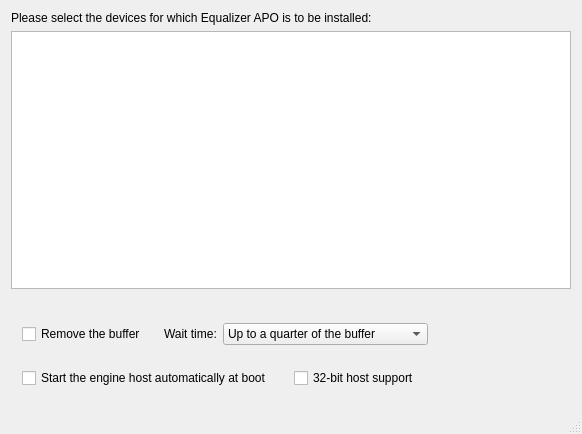
The window that DeviceSelector/DeviceSelector.ui (115dkk/EqualizerAPO-XT) describes before a commit, drawn with Qt 5.
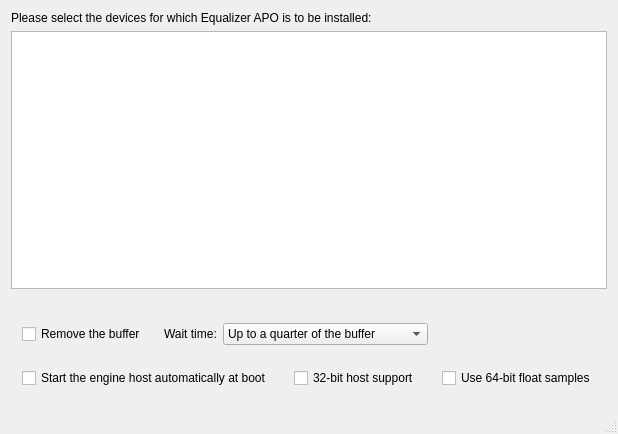
The same window after the commit. The open tabs and pages were chosen to show the change. Icons and pictures are not drawn. Custom widgets are drawn as their Qt base class.

Commit message: feat(device-selector): the ASIO options offer "Use 64-bit float samples" (#531)

Diff of the .ui file:
```diff
--- a/DeviceSelector/DeviceSelector.ui
+++ b/DeviceSelector/DeviceSelector.ui
@@ -322,6 +322,32 @@
              </property>
             </widget>
            </item>
+           <item>
+            <spacer name="asioSampleGap">
+             <property name="orientation">
+              <enum>Qt::Horizontal</enum>
+             </property>
+             <property name="sizeType">
+              <enum>QSizePolicy::Fixed</enum>
+             </property>
+             <property name="sizeHint" stdset="0">
+              <size>
+               <width>16</width>
+               <height>20</height>
+              </size>
+             </property>
+            </spacer>
+           </item>
+           <item>
+            <widget class="QCheckBox" name="asioFloat64CheckBox">
+             <property name="toolTip">
+              <string>Tells the application that all channels use 64-bit float, so an application that mixes in that format can send its audio without converting it first. The device keeps its own format; the conversion happens after the EQ. If the application cannot open the device or the sound is wrong, turn this off.</string>
+             </property>
+             <property name="text">
+              <string>Use 64-bit float samples</string>
+             </property>
+            </widget>
+           </item>
            <item>
             <spacer name="asioHostSpacer">
              <property name="orientation">
```
The commit also changes 14 other files.
